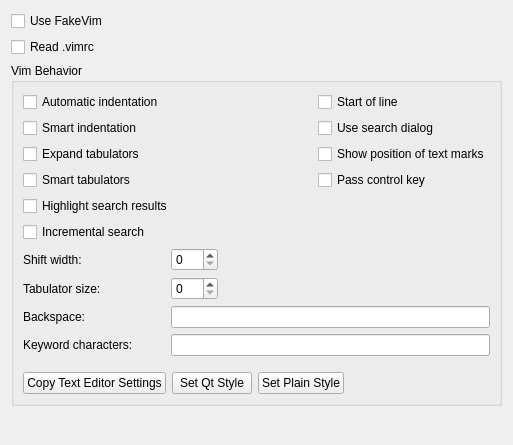
Qt form src/plugins/fakevim/fakevimoptions.ui (qt-creator/qt-creator) before a commit.
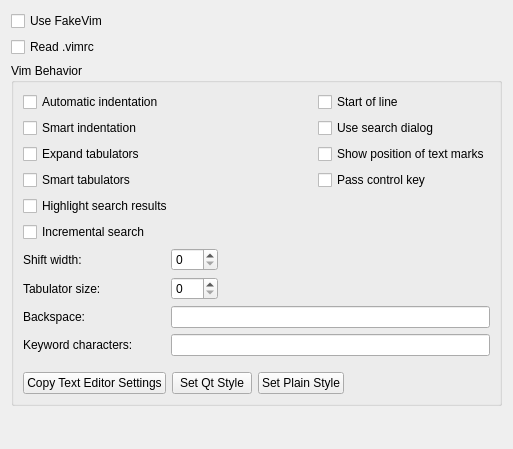
The same form after that commit.

What changed in the file:
```diff
--- a/src/plugins/fakevim/fakevimoptions.ui
+++ b/src/plugins/fakevim/fakevimoptions.ui
@@ -7,7 +7,7 @@
     <x>0</x>
     <y>0</y>
     <width>513</width>
-    <height>445</height>
+    <height>449</height>
    </rect>
   </property>
   <layout class="QVBoxLayout" name="verticalLayout_2">
```
Left out of the diff: 4 changed lines with no effect on the pictures.
